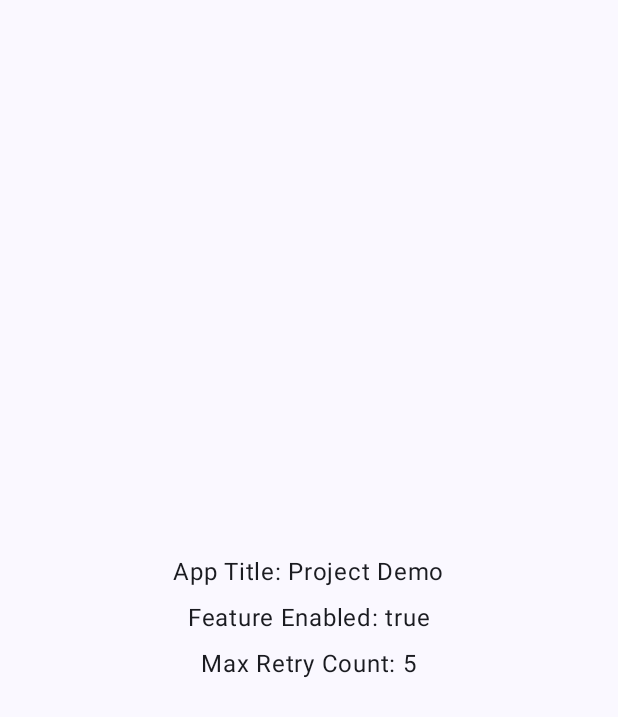
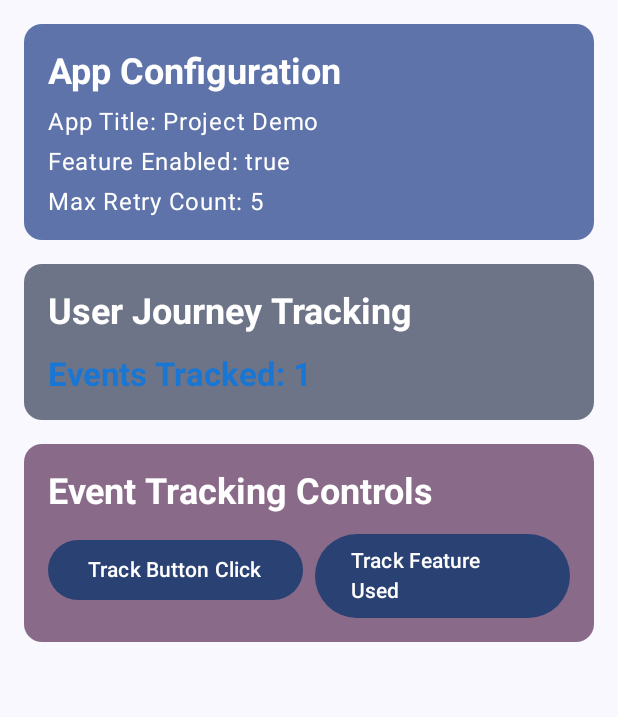
Before and after one commit to ManhVH26/Project-Demo, an Android app built with Jetpack Compose: the composable MainScreen shown on its own in the app's theme, on a phone screen of 412 x 824 dp. Shown: the top 717 px of the screen. Run offline under Robolectric (Android 15) with nearby library versions, the phone set to English and light mode, and no system bars.

Commit message:
Develop event checking

```diff
--- /dev/null
+++ b/app/src/main/java/com/example/projectdemo/data/tracking/FirebaseTrackingManagerImpl.kt
@@ -0,0 +1,24 @@
+package com.example.projectdemo.data.tracking
+
+import android.util.Log
+import com.example.projectdemo.domain.tracking.FirebaseTrackingManager
+import com.google.firebase.analytics.FirebaseAnalytics
+import com.google.firebase.analytics.logEvent
+
+
+class FirebaseTrackingManagerImpl(
+    private val firebaseAnalytics: FirebaseAnalytics
+) : FirebaseTrackingManager {
+
+    override fun trackCustomEvent(eventName: String, parameters: Map<String, String>) {
+        try {
+            firebaseAnalytics.logEvent(eventName) {
+                parameters.forEach { (key, value) ->
+                    param(key, value)
+                }
+            }
+        } catch (e: Exception) {
+            Log.e("FirebaseTrackingManager", "Error tracking event: ${e.message}")
+        }
+    }
+}
--- a/app/src/main/java/com/example/projectdemo/di/AppModule.kt
+++ b/app/src/main/java/com/example/projectdemo/di/AppModule.kt
@@ -3,14 +3,19 @@ package com.example.projectdemo.di
 import android.content.Context
 import android.content.SharedPreferences
 import com.example.projectdemo.core.configuration.AppRemoteConfiguration
-import com.example.projectdemo.core.configuration.BaseRemoteConfiguration
 import com.example.projectdemo.data.datasource.RemoteConfigDataSource
 import com.example.projectdemo.data.datasource.RemoteConfigDataSourceImpl
 import com.example.projectdemo.data.keys.RemoteKey
 import com.example.projectdemo.data.repository.RemoteConfigRepositoryImpl
+import com.example.projectdemo.data.tracking.FirebaseTrackingManagerImpl
 import com.example.projectdemo.domain.repository.RemoteConfigRepository
+import com.example.projectdemo.domain.tracking.FirebaseTrackingManager
+import com.example.projectdemo.domain.tracking.UserJourneyTracker
 import com.example.projectdemo.presentation.main.MainViewModel
 import com.example.projectdemo.presentation.splash.SplashViewModel
+import com.google.firebase.Firebase
+import com.google.firebase.analytics.FirebaseAnalytics
+import com.google.firebase.analytics.analytics
 import com.google.firebase.remoteconfig.FirebaseRemoteConfig
 import com.google.firebase.remoteconfig.FirebaseRemoteConfigSettings
 import org.koin.android.ext.koin.androidContext
@@ -49,11 +54,27 @@ val appModule = module {
         )
     }
 
-    viewModel {
-        SplashViewModel(remoteConfigRepository = get())
+    single<FirebaseAnalytics> { Firebase.analytics }
+
+    single<FirebaseTrackingManager> {
+        FirebaseTrackingManagerImpl(get())
+    }
+
+    single<UserJourneyTracker> {
+        UserJourneyTracker(get())
     }
 
     viewModel {
-        MainViewModel(appRemoteConfig = get())
+        SplashViewModel(
+            remoteConfigRepository = get(),
+            userJourneyTracker = get()
+        )
+    }
+
+    viewModel {
+        MainViewModel(
+            appRemoteConfig = get(),
+            userJourneyTracker = get()
+        )
     }
 }
--- /dev/null
+++ b/app/src/main/java/com/example/projectdemo/domain/tracking/FirebaseTrackingManager.kt
@@ -0,0 +1,5 @@
+package com.example.projectdemo.domain.tracking
+
+interface FirebaseTrackingManager {
+    fun trackCustomEvent(eventName: String, parameters: Map<String, String> = emptyMap())
+}
--- /dev/null
+++ b/app/src/main/java/com/example/projectdemo/domain/tracking/UserJourneyTracker.kt
@@ -0,0 +1,57 @@
+package com.example.projectdemo.domain.tracking
+
+import android.util.Log
+
+class UserJourneyTracker(
+    private val firebaseTrackingManager: FirebaseTrackingManager
+) {
+
+    companion object {
+        private val TAG = UserJourneyTracker::class.java.simpleName
+    }
+
+    private var splashStartTime: Long = 0L
+
+    fun trackSplashView() {
+        Log.d(TAG, "trackSplashView")
+        splashStartTime = System.currentTimeMillis()
+        firebaseTrackingManager.trackCustomEvent("splash_view")
+    }
+
+    fun trackMainView() {
+        Log.d(TAG, "trackMainView")
+        firebaseTrackingManager.trackCustomEvent("main_view")
+
+        if (splashStartTime > 0) {
+            val duration = System.currentTimeMillis() - splashStartTime
+            trackSplashToMainTiming(duration)
+        }
+    }
+
+    private fun trackSplashToMainTiming(durationMs: Long) {
+        Log.d(TAG, "trackSplashToMainTiming: ${durationMs}ms")
+        firebaseTrackingManager.trackCustomEvent(
+            "splash_to_main_timing",
+            mapOf(
+                "duration_ms" to durationMs.toString(),
+                "duration_seconds" to (durationMs / 1000).toString()
+            )
+        )
+    }
+
+    fun trackButtonClick(buttonName: String) {
+        Log.d(TAG, "trackButtonClick: $buttonName")
+        firebaseTrackingManager.trackCustomEvent(
+            "button_click",
+            mapOf("button_name" to buttonName)
+        )
+    }
+
+    fun trackFeatureUsed(featureName: String) {
+        Log.d(TAG, "trackFeatureUsed: $featureName")
+        firebaseTrackingManager.trackCustomEvent(
+            "feature_used",
+            mapOf("feature_name" to featureName)
+        )
+    }
+}
--- a/app/src/main/java/com/example/projectdemo/presentation/main/MainContract.kt
+++ b/app/src/main/java/com/example/projectdemo/presentation/main/MainContract.kt
@@ -7,12 +7,18 @@ interface MainContract {
     data class State(
         val appTitle: String = "",
         val isFeatureEnabled: Boolean = false,
-        val maxRetryCount: Int = 0
+        val maxRetryCount: Int = 0,
+        val eventsTracked: Int = 0
     ) : MviContract.State
 
     sealed class Intent : MviContract.Intent {
         object LoadData : Intent()
+        object TrackMainView : Intent()
+        object TrackButtonClick : Intent()
+        object TrackFeatureUsed : Intent()
     }
 
-    sealed class Effect : MviContract.Effect
+    sealed class Effect : MviContract.Effect {
+        data class ShowTrackingInfo(val message: String) : Effect()
+    }
 }
--- a/app/src/main/java/com/example/projectdemo/presentation/main/MainScreen.kt
+++ b/app/src/main/java/com/example/projectdemo/presentation/main/MainScreen.kt
@@ -2,10 +2,13 @@ package com.example.projectdemo.presentation.main
 
 import androidx.compose.foundation.layout.Arrangement
 import androidx.compose.foundation.layout.Column
-import androidx.compose.foundation.layout.Spacer
+import androidx.compose.foundation.layout.Row
 import androidx.compose.foundation.layout.fillMaxSize
-import androidx.compose.foundation.layout.height
+import androidx.compose.foundation.layout.fillMaxWidth
 import androidx.compose.foundation.layout.padding
+import androidx.compose.material3.Button
+import androidx.compose.material3.Card
+import androidx.compose.material3.CardDefaults
 import androidx.compose.material3.MaterialTheme
 import androidx.compose.material3.Text
 import androidx.compose.runtime.Composable
@@ -14,6 +17,8 @@ import androidx.compose.runtime.collectAsState
 import androidx.compose.runtime.getValue
 import androidx.compose.ui.Alignment
 import androidx.compose.ui.Modifier
+import androidx.compose.ui.graphics.Color
+import androidx.compose.ui.text.font.FontWeight
 import androidx.compose.ui.unit.dp
 import org.koin.compose.viewmodel.koinViewModel
 
@@ -23,8 +28,8 @@ fun MainScreen(
 ) {
     val state by viewModel.uiState.collectAsState()
 
-    // Gửi Intent LoadData khi vào màn hình
     LaunchedEffect(Unit) {
+        viewModel.processIntent(MainContract.Intent.TrackMainView)
         viewModel.processIntent(MainContract.Intent.LoadData)
     }
 
@@ -32,22 +37,101 @@ fun MainScreen(
         modifier = Modifier
             .fillMaxSize()
             .padding(16.dp),
-        verticalArrangement = Arrangement.Center,
-        horizontalAlignment = Alignment.CenterHorizontally
+        verticalArrangement = Arrangement.spacedBy(16.dp)
     ) {
+        // Thông tin app
+        Card(
+            modifier = Modifier.fillMaxWidth(),
+            colors = CardDefaults.cardColors(containerColor = MaterialTheme.colorScheme.primaryContainer)
+        ) {
+            Column(
+                modifier = Modifier.padding(16.dp),
+                verticalArrangement = Arrangement.spacedBy(8.dp)
+            ) {
+                Text(
+                    text = "App Configuration",
+                    style = MaterialTheme.typography.headlineSmall,
+                    fontWeight = FontWeight.Bold
+                )
                 Text(
                     text = "App Title: ${state.appTitle}",
                     style = MaterialTheme.typography.bodyLarge
                 )
-        Spacer(modifier = Modifier.height(12.dp))
                 Text(
                     text = "Feature Enabled: ${state.isFeatureEnabled}",
                     style = MaterialTheme.typography.bodyLarge
                 )
-        Spacer(modifier = Modifier.height(12.dp))
                 Text(
                     text = "Max Retry Count: ${state.maxRetryCount}",
                     style = MaterialTheme.typography.bodyLarge
                 )
             }
         }
+
+        // User Journey Tracking Status
+        Card(
+            modifier = Modifier.fillMaxWidth(),
+            colors = CardDefaults.cardColors(containerColor = MaterialTheme.colorScheme.secondaryContainer)
+        ) {
+            Column(
+                modifier = Modifier.padding(16.dp),
+                verticalArrangement = Arrangement.spacedBy(12.dp)
+            ) {
+                Row(
+                    modifier = Modifier.fillMaxWidth(),
+                    horizontalArrangement = Arrangement.SpaceBetween,
+                    verticalAlignment = Alignment.CenterVertically
+                ) {
+                    Text(
+                        text = "User Journey Tracking",
+                        style = MaterialTheme.typography.headlineSmall,
+                        fontWeight = FontWeight.Bold
+                    )
+                }
+
+                Text(
+                    text = "Events Tracked: ${state.eventsTracked}",
+                    style = MaterialTheme.typography.titleLarge,
+                    fontWeight = FontWeight.Bold,
+                    color = Color(0xFF1976D2)
+                )
+            }
+        }
+
+        // Event Tracking Controls
+        Card(
+            modifier = Modifier.fillMaxWidth(),
+            colors = CardDefaults.cardColors(containerColor = MaterialTheme.colorScheme.tertiaryContainer)
+        ) {
+            Column(
+                modifier = Modifier.padding(16.dp),
+                verticalArrangement = Arrangement.spacedBy(12.dp)
+            ) {
+                Text(
+                    text = "Event Tracking Controls",
+                    style = MaterialTheme.typography.headlineSmall,
+                    fontWeight = FontWeight.Bold
+                )
+
+                Row(
+                    modifier = Modifier.fillMaxWidth(),
+                    horizontalArrangement = Arrangement.spacedBy(8.dp)
+                ) {
+                    Button(
+                        onClick = { viewModel.processIntent(MainContract.Intent.TrackButtonClick) },
+                        modifier = Modifier.weight(1f)
+                    ) {
+                        Text("Track Button Click")
+                    }
+
+                    Button(
+                        onClick = { viewModel.processIntent(MainContract.Intent.TrackFeatureUsed) },
+                        modifier = Modifier.weight(1f)
+                    ) {
+                        Text("Track Feature Used")
+                    }
+                }
+            }
+        }
+    }
+}
--- a/app/src/main/java/com/example/projectdemo/presentation/main/MainViewModel.kt
+++ b/app/src/main/java/com/example/projectdemo/presentation/main/MainViewModel.kt
@@ -2,9 +2,11 @@ package com.example.projectdemo.presentation.main
 
 import com.example.projectdemo.core.configuration.AppRemoteConfiguration
 import com.example.projectdemo.core.viewmodel.BaseViewModel
+import com.example.projectdemo.domain.tracking.UserJourneyTracker
 
 class MainViewModel(
-    private val appRemoteConfig: AppRemoteConfiguration
+    private val appRemoteConfig: AppRemoteConfiguration,
+    private val userJourneyTracker: UserJourneyTracker
 ) : BaseViewModel<MainContract.State, MainContract.Intent, MainContract.Effect>(
     initialState = MainContract.State()
 ) {
@@ -12,6 +14,9 @@ class MainViewModel(
     override fun processIntent(intent: MainContract.Intent) {
         when (intent) {
             MainContract.Intent.LoadData -> loadRemoteValues()
+            MainContract.Intent.TrackMainView -> trackMainView()
+            MainContract.Intent.TrackButtonClick -> trackButtonClick()
+            MainContract.Intent.TrackFeatureUsed -> trackFeatureUsed()
         }
     }
 
@@ -24,4 +29,28 @@ class MainViewModel(
             )
         }
     }
+
+    private fun trackMainView() {
+        userJourneyTracker.trackMainView()
+        updateTrackingCount()
+        setEffect { MainContract.Effect.ShowTrackingInfo("Main view tracked to Firebase") }
+    }
+
+    private fun trackButtonClick() {
+        userJourneyTracker.trackButtonClick("main_button")
+        updateTrackingCount()
+        setEffect { MainContract.Effect.ShowTrackingInfo("Button click tracked to Firebase") }
+    }
+
+    private fun trackFeatureUsed() {
+        userJourneyTracker.trackFeatureUsed("event_tracking")
+        updateTrackingCount()
+        setEffect { MainContract.Effect.ShowTrackingInfo("Feature used tracked to Firebase") }
+    }
+
+    private fun updateTrackingCount() {
+        setState {
+            copy(eventsTracked = eventsTracked + 1)
+        }
+    }
 }
--- a/app/src/main/java/com/example/projectdemo/presentation/splash/SplashContract.kt
+++ b/app/src/main/java/com/example/projectdemo/presentation/splash/SplashContract.kt
@@ -11,6 +11,7 @@ interface SplashContract  {
 
     sealed class Intent : MviContract.Intent {
         object FetchRemote : Intent()
+        object TrackSplashView: Intent()
     }
 
     sealed class Effect : MviContract.Effect {
--- a/app/src/main/java/com/example/projectdemo/presentation/splash/SplashScreen.kt
+++ b/app/src/main/java/com/example/projectdemo/presentation/splash/SplashScreen.kt
@@ -12,9 +12,11 @@ import org.koin.compose.viewmodel.koinViewModel
 @Composable
 fun SplashScreen(
     viewModel: SplashViewModel = koinViewModel(),
+
     onNavigateToMain: () -> Unit
 ) {
     LaunchedEffect(Unit) {
+        viewModel.processIntent(SplashContract.Intent.TrackSplashView)
         viewModel.processIntent(SplashContract.Intent.FetchRemote)
     }
 
```
Also changed, not shown: app/src/main/java/com/example/projectdemo/presentation/splash/SplashViewModel.kt (+9 -2 lines). Lines whose indentation alone changed are shown as unchanged.
